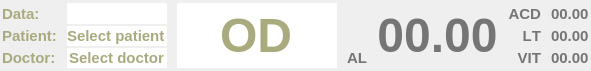
Above: bigviewnumcur.ui from siborion/siborion_american_scan before the change. Below: the same form after it.
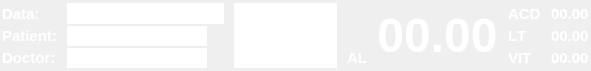
That is the form after the change.

What changed in the file:
```diff
--- a/bigviewnumcur.ui
+++ b/bigviewnumcur.ui
@@ -33,7 +33,7 @@
     <number>0</number>
    </property>
    <item row="0" column="0">
-    <layout class="QGridLayout" name="gridLayout" rowstretch="0,0,0" columnstretch="0,1,0,0,0,0,0,0,0">
+    <layout class="QGridLayout" name="gridLayout" rowstretch="0,0,0" columnstretch="0,0,3,0,0,0,0,0">
      <property name="leftMargin">
       <number>2</number>
      </property>
@@ -52,23 +52,8 @@
      <property name="verticalSpacing">
       <number>2</number>
      </property>
-     <item row="1" column="1">
-      <widget class="QLineEdit" name="lFioPatient">
-       <property name="enabled">
-        <bool>false</bool>
-       </property>
-       <property name="sizePolicy">
-        <sizepolicy hsizetype="Fixed" vsizetype="Fixed">
-         <horstretch>0</horstretch>
-         <verstretch>0</verstretch>
-        </sizepolicy>
-       </property>
-       <property name="minimumSize">
-        <size>
-         <width>100</width>
-         <height>0</height>
-        </size>
-       </property>
+     <item row="2" column="6">
+      <widget class="QLabel" name="label_4">
        <property name="font">
         <font>
          <pointsize>11</pointsize>
@@ -78,38 +63,18 @@
         </font>
        </property>
        <property name="styleSheet">
-        <string notr="true">color: rgb(170, 170, 127);</string>
+        <string notr="true">color: rgb(255, 255, 255);</string>
        </property>
        <property name="text">
-        <string>Select patient</string>
-       </property>
-       <property name="frame">
-        <bool>false</bool>
-       </property>
-      </widget>
-     </item>
-     <item row="0" column="5" rowspan="3" colspan="2">
-      <widget class="QLabel" name="lCurAL">
-       <property name="font">
-        <font>
-         <pointsize>36</pointsize>
-         <weight>75</weight>
-         <bold>true</bold>
-        </font>
-       </property>
-       <property name="styleSheet">
-        <string notr="true">color: rgb(117, 117, 117);</string>
-       </property>
-       <property name="text">
-        <string>00.00</string>
+        <string>VIT</string>
        </property>
        <property name="alignment">
-        <set>Qt::AlignCenter</set>
+        <set>Qt::AlignLeading|Qt::AlignLeft|Qt::AlignVCenter</set>
        </property>
       </widget>
      </item>
-     <item row="1" column="8">
-      <widget class="QLabel" name="lCurLT">
+     <item row="0" column="7">
+      <widget class="QLabel" name="lCurACD">
        <property name="font">
         <font>
          <pointsize>11</pointsize>
@@ -119,32 +84,52 @@
         </font>
        </property>
        <property name="styleSheet">
-        <string notr="true">color: rgb(117, 117, 117);</string>
+        <string notr="true">color: rgb(255, 255, 255);</string>
        </property>
        <property name="text">
         <string>00.00</string>
        </property>
       </widget>
      </item>
-     <item row="2" column="0">
-      <widget class="QLabel" name="label_6">
-       <property name="font">
-        <font>
-         <pointsize>11</pointsize>
-         <weight>75</weight>
-         <bold>true</bold>
-         <kerning>false</kerning>
-        </font>
-       </property>
-       <property name="styleSheet">
-        <string notr="true">color: rgb(170, 170, 127);</string>
-       </property>
-       <property name="text">
-        <string>Doctor:</string>
-       </property>
-      </widget>
-     </item>
      <item row="1" column="7">
+      <widget class="QLabel" name="lCurLT">
+       <property name="font">
+        <font>
+         <pointsize>11</pointsize>
+         <weight>75</weight>
+         <bold>true</bold>
+         <kerning>false</kerning>
+        </font>
+       </property>
+       <property name="styleSheet">
+        <string notr="true">color: rgb(255, 255, 255);</string>
+       </property>
+       <property name="text">
+        <string>00.00</string>
+       </property>
+      </widget>
+     </item>
+     <item row="0" column="4" rowspan="3" colspan="2">
+      <widget class="QLabel" name="lCurAL">
+       <property name="font">
+        <font>
+         <pointsize>36</pointsize>
+         <weight>75</weight>
+         <bold>true</bold>
+        </font>
+       </property>
+       <property name="styleSheet">
+        <string notr="true">color: rgb(255, 255, 255);</string>
+       </property>
+       <property name="text">
+        <string>00.00</string>
+       </property>
+       <property name="alignment">
+        <set>Qt::AlignCenter</set>
+       </property>
+      </widget>
+     </item>
+     <item row="1" column="6">
       <widget class="QLabel" name="label_2">
        <property name="font">
         <font>
@@ -155,17 +140,17 @@
         </font>
        </property>
        <property name="styleSheet">
-        <string notr="true">color: rgb(117, 117, 117);</string>
+        <string notr="true">color: rgb(255, 255, 255);</string>
        </property>
        <property name="text">
         <string>LT</string>
        </property>
        <property name="alignment">
-        <set>Qt::AlignRight|Qt::AlignTrailing|Qt::AlignVCenter</set>
+        <set>Qt::AlignLeading|Qt::AlignLeft|Qt::AlignVCenter</set>
        </property>
       </widget>
      </item>
-     <item row="2" column="4">
+     <item row="2" column="3">
       <widget class="QLabel" name="label">
        <property name="font">
         <font>
@@ -179,7 +164,7 @@
         <enum>Qt::LeftToRight</enum>
        </property>
        <property name="styleSheet">
-        <string notr="true">color: rgb(117, 117, 117);</string>
+        <string notr="true">color: rgb(255, 255, 255);</string>
        </property>
        <property name="text">
         <string>AL</string>
@@ -189,77 +174,7 @@
        </property>
       </widget>
      </item>
-     <item row="0" column="8">
-      <widget class="QLabel" name="lCurACD">
-       <property name="font">
-        <font>
-         <pointsize>11</pointsize>
-         <weight>75</weight>
-         <bold>true</bold>
-         <kerning>false</kerning>
-        </font>
-       </property>
-       <property name="styleSheet">
-        <string notr="true">color: rgb(117, 117, 117);</string>
-       </property>
-       <property name="text">
-        <string>00.00</string>
-       </property>
-      </widget>
-     </item>
-     <item row="0" column="1">
-      <widget class="QLineEdit" name="leData">
-       <property name="enabled">
-        <bool>false</bool>
-       </property>
-       <property name="sizePolicy">
-        <sizepolicy hsizetype="Fixed" vsizetype="Fixed">
-         <horstretch>0</horstretch>
-         <verstretch>0</verstretch>
-        </sizepolicy>
-       </property>
-       <property name="minimumSize">
-        <size>
-         <width>100</width>
-         <height>0</height>
-        </size>
-       </property>
-       <property name="font">
-        <font>
-         <pointsize>12</pointsize>
-         <weight>75</weight>
-         <bold>true</bold>
-        </font>
-       </property>
-       <property name="styleSheet">
-        <string notr="true">color: rgb(170, 170, 127);</string>
-       </property>
-       <property name="text">
-        <string/>
-       </property>
-       <property name="frame">
-        <bool>false</bool>
-       </property>
-      </widget>
-     </item>
-     <item row="1" column="4">
-      <widget class="QLabel" name="label_3">
-       <property name="font">
-        <font>
-         <pointsize>10</pointsize>
-         <weight>75</weight>
-         <bold>true</bold>
-        </font>
-       </property>
-       <property name="text">
-        <string/>
-       </property>
-       <property name="alignment">
-        <set>Qt::AlignCenter</set>
-       </property>
-      </widget>
-     </item>
-     <item row="0" column="7">
+     <item row="0" column="6">
       <widget class="QLabel" name="label_1">
        <property name="font">
         <font>
@@ -270,13 +185,13 @@
         </font>
        </property>
        <property name="styleSheet">
-        <string notr="true">color: rgb(117, 117, 117);</string>
+        <string notr="true">color: rgb(255, 255, 255);</string>
        </property>
        <property name="text">
         <string>ACD</string>
        </property>
        <property name="alignment">
-        <set>Qt::AlignRight|Qt::AlignTrailing|Qt::AlignVCenter</set>
+        <set>Qt::AlignLeading|Qt::AlignLeft|Qt::AlignVCenter</set>
        </property>
       </widget>
      </item>
@@ -291,62 +206,78 @@
         </font>
        </property>
        <property name="styleSheet">
-        <string notr="true">color: rgb(170, 170, 127);</string>
+        <string notr="true">color: rgb(255, 255, 255);</string>
        </property>
        <property name="text">
         <string>Data:</string>
        </property>
       </widget>
      </item>
-     <item row="2" column="7">
-      <widget class="QLabel" name="label_4">
-       <property name="font">
-        <font>
-         <pointsize>11</pointsize>
-         <weight>75</weight>
-         <bold>true</bold>
-         <kerning>false</kerning>
-        </font>
-       </property>
-       <property name="styleSheet">
-        <string notr="true">color: rgb(117, 117, 117);</string>
-       </property>
-       <property name="text">
-        <string>VIT</string>
-       </property>
-       <property name="alignment">
-        <set>Qt::AlignRight|Qt::AlignTrailing|Qt::AlignVCenter</set>
-       </property>
-      </widget>
-     </item>
      <item row="0" column="2" rowspan="3">
-      <spacer name="horizontalSpacer_2">
-       <property name="orientation">
-        <enum>Qt::Horizontal</enum>
+      <widget class="QLineEdit" name="leSide">
+       <property name="sizePolicy">
+        <sizepolicy hsizetype="Expanding" vsizetype="Expanding">
+         <horstretch>0</horstretch>
+         <verstretch>0</verstretch>
+        </sizepolicy>
        </property>
-       <property name="sizeHint" stdset="0">
+       <property name="font">
+        <font>
+         <pointsize>36</pointsize>
+         <weight>75</weight>
+         <bold>true</bold>
+        </font>
+       </property>
+       <property name="styleSheet">
+        <string notr="true">color: rgb(255, 255, 255);</string>
+       </property>
+       <property name="text">
+        <string>OD</string>
+       </property>
+       <property name="frame">
+        <bool>false</bool>
+       </property>
+       <property name="alignment">
+        <set>Qt::AlignCenter</set>
+       </property>
+       <property name="readOnly">
+        <bool>true</bool>
+       </property>
+      </widget>
+     </item>
+     <item row="0" column="1">
+      <widget class="QLineEdit" name="leData">
+       <property name="enabled">
+        <bool>false</bool>
+       </property>
+       <property name="sizePolicy">
+        <sizepolicy hsizetype="Fixed" vsizetype="Fixed">
+         <horstretch>0</horstretch>
+         <verstretch>0</verstretch>
+        </sizepolicy>
+       </property>
+       <property name="minimumSize">
         <size>
-         <width>40</width>
-         <height>20</height>
+         <width>100</width>
+         <height>0</height>
         </size>
        </property>
-      </spacer>
-     </item>
-     <item row="2" column="8">
-      <widget class="QLabel" name="lCurVIT">
        <property name="font">
         <font>
-         <pointsize>11</pointsize>
+         <pointsize>12</pointsize>
          <weight>75</weight>
          <bold>true</bold>
          <kerning>false</kerning>
         </font>
        </property>
        <property name="styleSheet">
-        <string notr="true">color: rgb(117, 117, 117);</string>
+        <string notr="true">color: rgb(255, 255, 255);</string>
        </property>
        <property name="text">
-        <string>00.00</string>
+        <string/>
+       </property>
+       <property name="frame">
+        <bool>false</bool>
        </property>
       </widget>
      </item>
@@ -376,7 +307,7 @@
         </font>
        </property>
        <property name="styleSheet">
-        <string notr="true">color: rgb(170, 170, 127);</string>
+        <string notr="true">color: rgb(255, 255, 255);</string>
        </property>
        <property name="text">
         <string>Select doctor</string>
@@ -386,6 +317,77 @@
        </property>
       </widget>
      </item>
+     <item row="1" column="3">
+      <widget class="QLabel" name="label_3">
+       <property name="font">
+        <font>
+         <pointsize>10</pointsize>
+         <weight>75</weight>
+         <bold>true</bold>
+        </font>
+       </property>
+       <property name="text">
+        <string/>
+       </property>
+       <property name="alignment">
+        <set>Qt::AlignCenter</set>
+       </property>
+      </widget>
+     </item>
+     <item row="2" column="0">
+      <widget class="QLabel" name="label_6">
+       <property name="font">
+        <font>
+         <pointsize>11</pointsize>
+         <weight>75</weight>
+         <bold>true</bold>
+         <kerning>false</kerning>
+        </font>
+       </property>
+       <property name="styleSheet">
+        <string notr="true">color: rgb(255, 255, 255);</string>
+       </property>
+       <property name="text">
+        <string>Doctor:</string>
+       </property>
+      </widget>
+     </item>
+     <item row="1" column="1">
+      <widget class="QLineEdit" name="lFioPatient">
+       <property name="enabled">
+        <bool>false</bool>
+       </property>
+       <property name="sizePolicy">
+        <sizepolicy hsizetype="Fixed" vsizetype="Fixed">
+         <horstretch>0</horstretch>
+         <verstretch>0</verstretch>
+        </sizepolicy>
+       </property>
+       <property name="minimumSize">
+        <size>
+         <width>100</width>
+         <height>0</height>
+        </size>
+       </property>
+       <property name="font">
+        <font>
+         <pointsize>11</pointsize>
+         <weight>75</weight>
+         <bold>true</bold>
+         <kerning>false</kerning>
+        </font>
+       </property>
+       <property name="styleSheet">
+        <string notr="true">color: rgb(255, 255, 255);</string>
+       </property>
+       <property name="text">
+        <string>Select patient</string>
+       </property>
+       <property name="frame">
+        <bool>false</bool>
+       </property>
+      </widget>
+     </item>
      <item row="1" column="0">
       <widget class="QLabel" name="label_5">
        <property name="font">
@@ -397,42 +399,27 @@
         </font>
        </property>
        <property name="styleSheet">
-        <string notr="true">color: rgb(170, 170, 127);</string>
+        <string notr="true">color: rgb(255, 255, 255);</string>
        </property>
        <property name="text">
         <string>Patient:</string>
        </property>
       </widget>
      </item>
-     <item row="0" column="3" rowspan="3">
-      <widget class="QLineEdit" name="leSide">
-       <property name="sizePolicy">
-        <sizepolicy hsizetype="Expanding" vsizetype="Expanding">
-         <horstretch>0</horstretch>
-         <verstretch>0</verstretch>
-        </sizepolicy>
-       </property>
+     <item row="2" column="7">
+      <widget class="QLabel" name="lCurVIT">
        <property name="font">
         <font>
-         <pointsize>36</pointsize>
+         <pointsize>11</pointsize>
          <weight>75</weight>
          <bold>true</bold>
         </font>
        </property>
        <property name="styleSheet">
-        <string notr="true">color: rgb(170, 170, 127);</string>
+        <string notr="true">color: rgb(255, 255, 255);</string>
        </property>
        <property name="text">
-        <string>OD</string>
-       </property>
-       <property name="frame">
-        <bool>false</bool>
-       </property>
-       <property name="alignment">
-        <set>Qt::AlignCenter</set>
-       </property>
-       <property name="readOnly">
-        <bool>true</bool>
+        <string>00.00</string>
        </property>
       </widget>
      </item>
```
Left out of the diff: 2 changed lines with no effect on the pictures.
